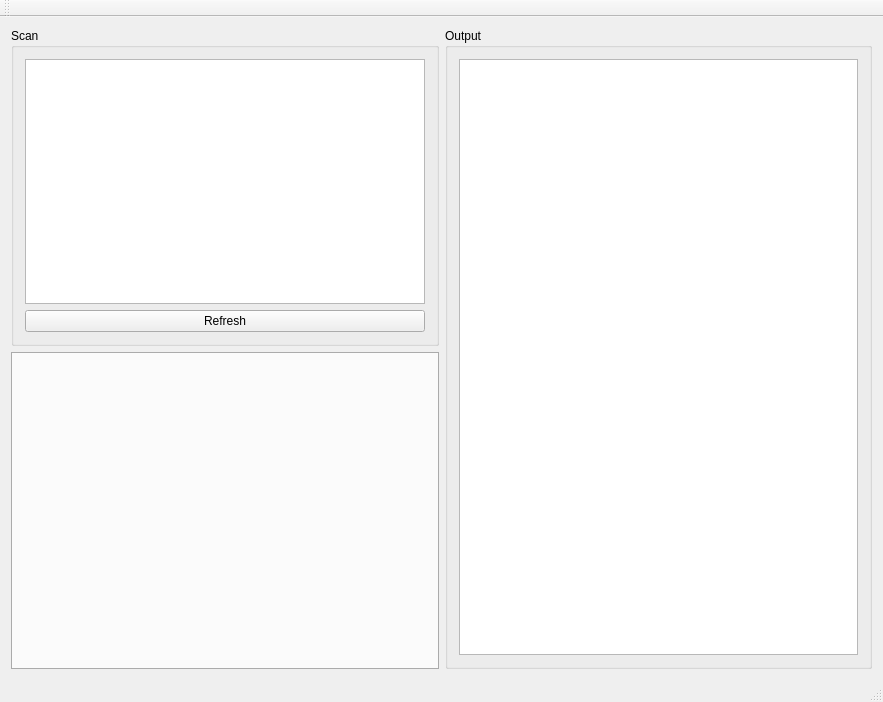
Above: SerialDoctorDialog.ui from arnauddm/SerialDoctor before the change. Below: the same form after it.
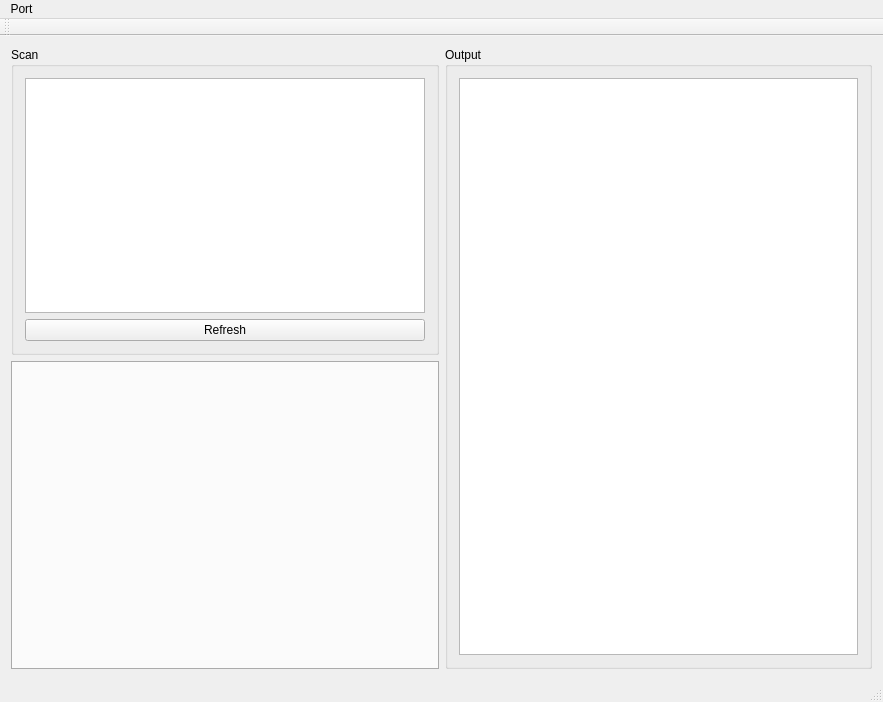
That is the form after the change.

Patch:
```diff
--- a/SerialDoctorDialog.ui
+++ b/SerialDoctorDialog.ui
@@ -79,6 +79,14 @@
      <height>22</height>
     </rect>
    </property>
+   <widget class="QMenu" name="menuPort">
+    <property name="title">
+     <string>Port</string>
+    </property>
+    <addaction name="actionScan"/>
+    <addaction name="actionNewPort"/>
+   </widget>
+   <addaction name="menuPort"/>
   </widget>
   <widget class="QToolBar" name="mainToolBar">
    <attribute name="toolBarArea">
```
Left out of the diff: 12 changed lines with no effect on the pictures.
